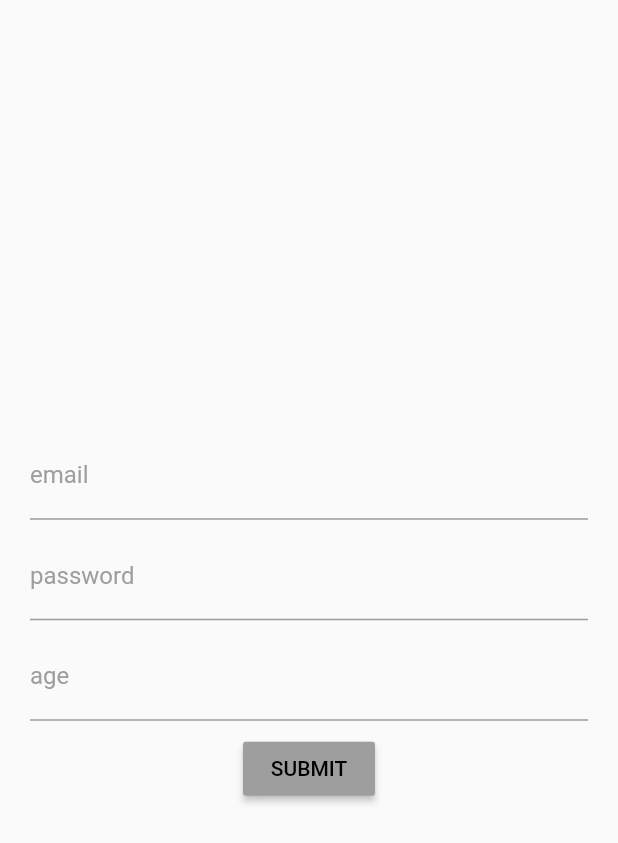
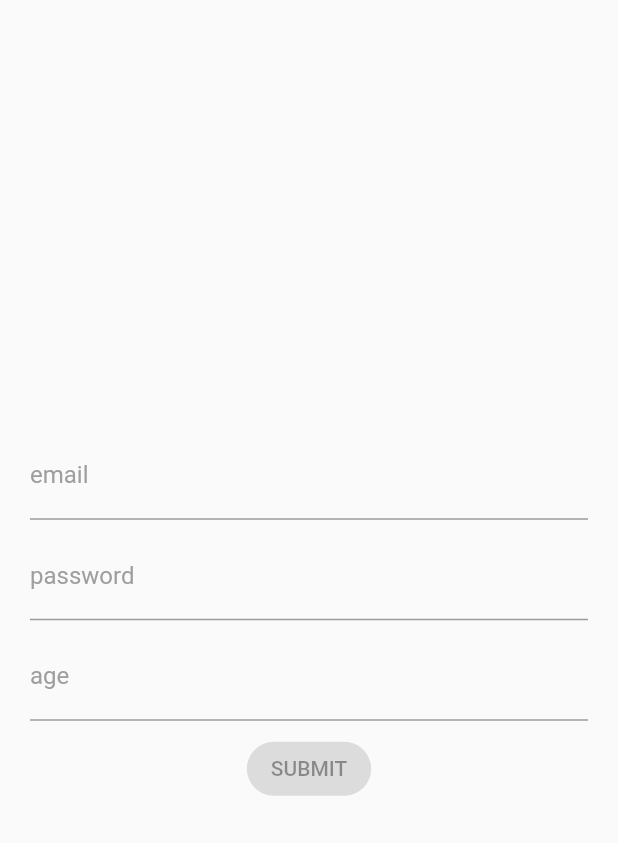
Before and after one commit to alisha-budhathoki/form_validation_with_cubit, a Flutter app: the screen it shows after launch, on a phone screen of 412 x 824 dp. Shown: the top 843 px of the screen. Run offline on Flutter 3.47's test engine with Material 2 defaults, Android fonts, the phone set to English and light mode, and no system bars; our stand-ins replace bloc, flutter_bloc, formz.

Commit message:
-using elevatedbutton instead of raisedbutton flutter

```diff
--- a/lib/pages/login_form.dart
+++ b/lib/pages/login_form.dart
@@ -110,23 +110,15 @@ class _LoginButton extends StatelessWidget {
     return BlocBuilder<LoginCubit, LoginState>(
       buildWhen: (previous, current) => previous.status != current.status,
       builder: (context, state) {
-        return RaisedButton(
-          onPressed: () {},
-          child: Text(
-            'SUBMIT',
-            style: TextStyle(
-              color: state.status.isPure
-                  ? Colors.black
-                  : state.status.isInvalid
-                      ? Colors.black
-                      : Colors.white,
+        return ElevatedButton(
+          style: ElevatedButton.styleFrom(
+            shape: RoundedRectangleBorder(
+              borderRadius: BorderRadius.circular(30.0),
             ),
+            primary: Colors.green,
           ),
-          color: state.status.isPure
-              ? Colors.grey
-              : state.status.isInvalid
-                  ? Colors.grey
-                  : Colors.green,
+          child: const Text('SUBMIT'),
+          onPressed: state.status.isValidated ? () {} : null,
         );
       },
     );
```
